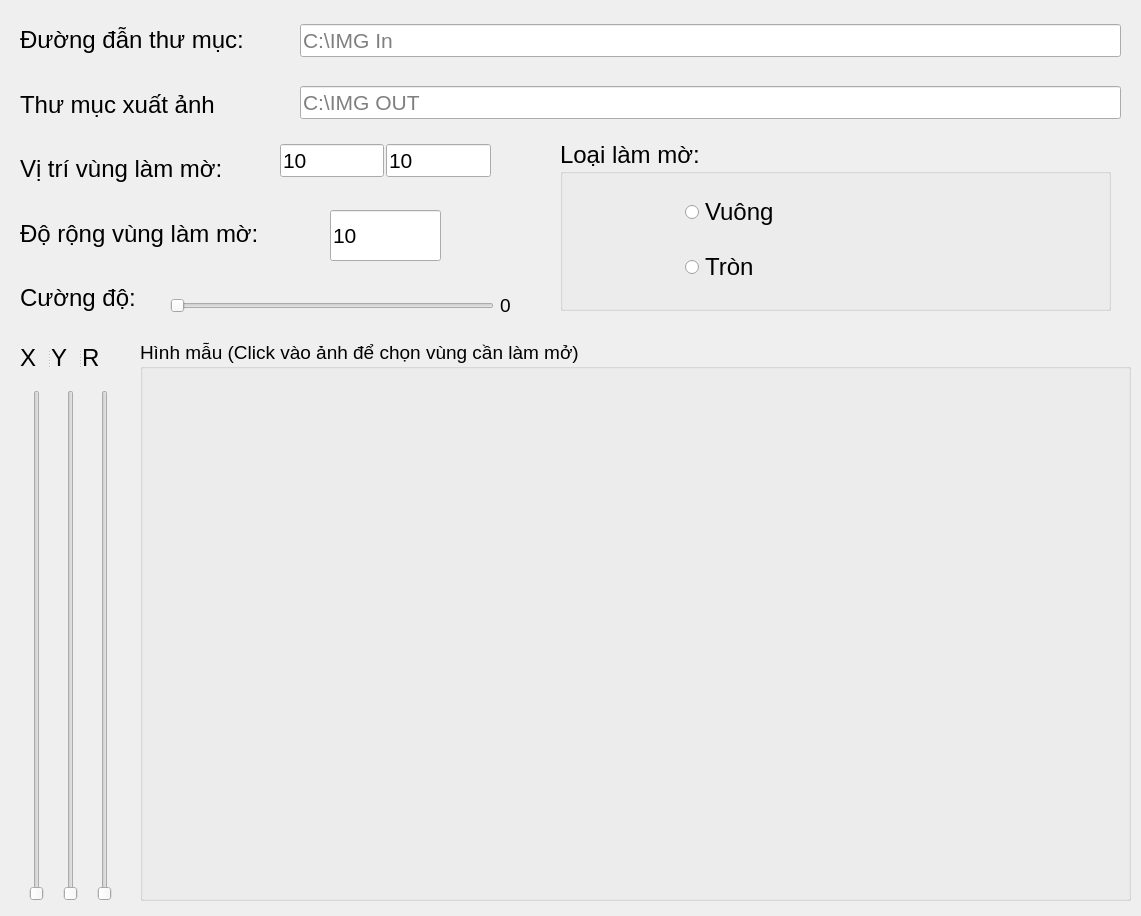
Above: main.ui from duyvo26/Xy-Ly-Anh-Thay-Khoi-Lam-Mo-Anh-Python before the change. Below: the same form after it.
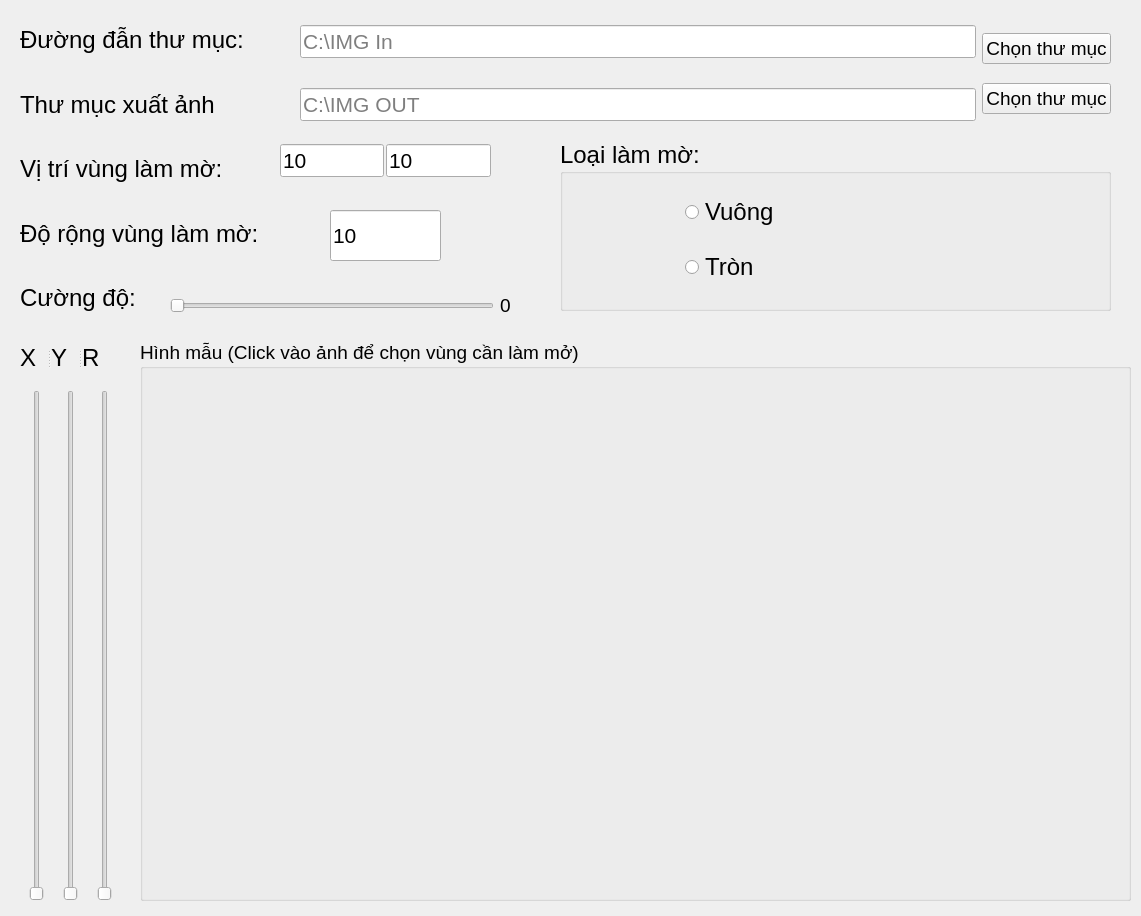
That is the form after the change.

Diff of the .ui file:
```diff
--- a/main.ui
+++ b/main.ui
@@ -220,7 +220,7 @@
      </item>
     </layout>
    </widget>
-   <widget class="QWidget" name="">
+   <widget class="QWidget" name="layoutWidget">
     <property name="geometry">
      <rect>
       <x>20</x>
@@ -295,7 +295,7 @@
      </item>
     </layout>
    </widget>
-   <widget class="QWidget" name="">
+   <widget class="QWidget" name="layoutWidget">
     <property name="geometry">
      <rect>
       <x>280</x>
@@ -343,7 +343,7 @@
      </item>
     </layout>
    </widget>
-   <widget class="QWidget" name="">
+   <widget class="QWidget" name="layoutWidget">
     <property name="geometry">
      <rect>
       <x>170</x>
@@ -396,10 +396,12 @@
      <rect>
       <x>300</x>
       <y>20</y>
-      <width>821</width>
-      <height>105</height>
+      <width>811</width>
+      <height>107</height>
      </rect>
     </property>
+    <layout class="QHBoxLayout" name="horizontalLayout_5">
+     <item>
     <layout class="QVBoxLayout" name="verticalLayout_3">
      <property name="spacing">
       <number>25</number>
@@ -433,6 +435,36 @@
         <string>C:\IMG OUT</string>
        </property>
       </widget>
+       </item>
+      </layout>
+     </item>
+     <item>
+      <layout class="QVBoxLayout" name="verticalLayout_4">
+       <item>
+        <widget class="QPushButton" name="btn_in">
+         <property name="font">
+          <font>
+           <pointsize>14</pointsize>
+          </font>
+         </property>
+         <property name="text">
+          <string>Chọn thư mục</string>
+         </property>
+        </widget>
+       </item>
+       <item>
+        <widget class="QPushButton" name="btn_out">
+         <property name="font">
+          <font>
+           <pointsize>14</pointsize>
+          </font>
+         </property>
+         <property name="text">
+          <string>Chọn thư mục</string>
+         </property>
+        </widget>
+       </item>
+      </layout>
      </item>
     </layout>
    </widget>
```
Left out of the diff: 2 changed lines with no effect on the pictures. Lines whose indentation alone changed are shown as unchanged.
